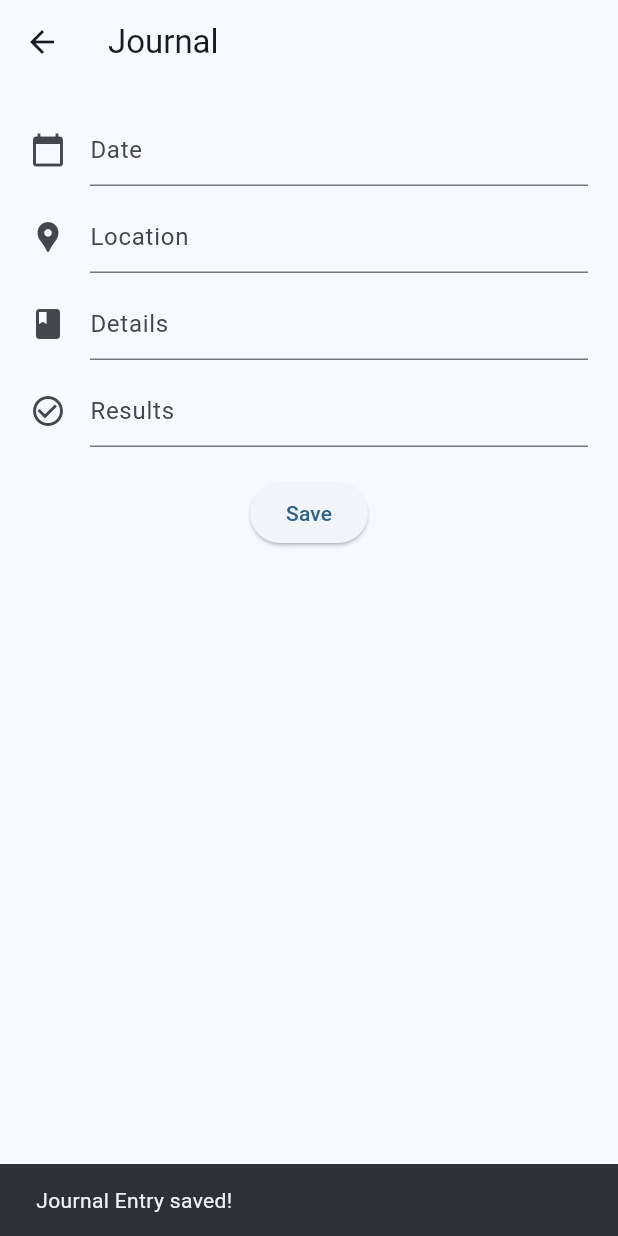
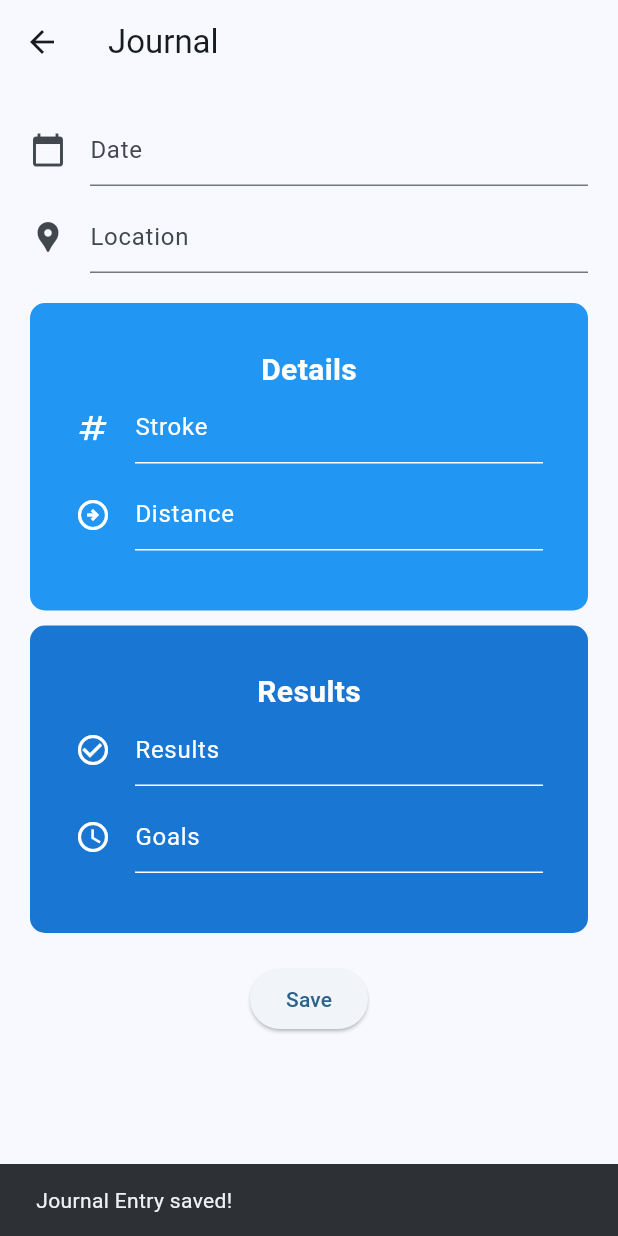
Before and after one commit to Makari0us/swim_z, a Flutter app: the LogPage screen opened directly, after a tap on "Save", on a phone screen of 412 x 824 dp. Run offline on Flutter 3.47's test engine with Material 2 defaults, Android fonts, the phone set to English and light mode, and no system bars; our stand-ins replace cloud_firestore, firebase_auth, firebase_core; accounts and stored records are empty; statements that could not run were skipped.

Commit message:
Updated Journal Page

```diff
--- a/lib/log_page.dart
+++ b/lib/log_page.dart
@@ -1,3 +1,5 @@
+// ignore_for_file: prefer_const_constructors
+
 import 'package:cloud_firestore/cloud_firestore.dart';
 import 'package:firebase_auth/firebase_auth.dart';
 import 'package:flutter/material.dart';
@@ -13,8 +15,16 @@ class LogPage extends StatefulWidget {
 class _LogPageState extends State<LogPage> {
   final TextEditingController _dateController = TextEditingController();
   final TextEditingController _locationController = TextEditingController();
-  final TextEditingController _detailsController = TextEditingController();
+  // final TextEditingController _detailsController = TextEditingController();
+
+  // Details
+  final TextEditingController _strokeController = TextEditingController();
+  final TextEditingController _distanceController = TextEditingController();
+
+  //Results
   final TextEditingController _resultsController = TextEditingController();
+  final TextEditingController _goalsController = TextEditingController();
+
   late User _currentUser;
 
   void _getCurrentUser() async {
@@ -39,15 +49,23 @@ class _LogPageState extends State<LogPage> {
       await collectionReference.doc(_dateController.text).set({
         'Date': _dateController.text.trim(),
         'Location': _locationController.text.trim(),
-        'Details': _detailsController.text.trim(),
-        'Result': _resultsController.text.trim(),
+        // 'Details': _detailsController.text.trim(),
+        'Strokes': _strokeController.text.trim(),
+        'Distance': _distanceController.text.trim(),
+
+        'Results': _resultsController.text.trim(),
+        'Goals': _goalsController.text.trim(),
       });
 
       // Clear input fields after saving
       _dateController.clear();
       _locationController.clear();
-      _detailsController.clear();
+      // _detailsController.clear();
+      _strokeController.clear();
+      _distanceController.clear();
+
       _resultsController.clear();
+      _goalsController.clear();
 
       ScaffoldMessenger.of(context).showSnackBar(
         SnackBar(
@@ -69,7 +87,7 @@ class _LogPageState extends State<LogPage> {
       appBar: AppBar(
         title: Text("Journal"),
       ),
-      body: Padding(
+      body: SingleChildScrollView(
         padding: EdgeInsets.all(20.0),
         child: Column(
           children: [
@@ -113,20 +131,129 @@ class _LogPageState extends State<LogPage> {
                 hintText: 'Location',
               ),
             ),
-            SizedBox(height: 10.0),
+            SizedBox(height: 20.0),
+            // TextField(
+            //   controller: _detailsController,
+            //   decoration: InputDecoration(
+            //     icon: Icon(Icons.book_rounded),
+            //     hintText: 'Details',
+            //   ),
+            // ),
+            // Put Details Section Here (Strokes, Distance, etc.)
+            Container(
+              decoration: BoxDecoration(
+                color: Colors.blue,
+                borderRadius: BorderRadius.circular(10.0),
+              ),
+              padding: EdgeInsets.all(30.0),
+              child: Column(
+                children: [
+                  Text(
+                    'Details',
+                    style: TextStyle(
+                      fontWeight: FontWeight.bold,
+                      color: Colors.white,
+                      fontSize: 20.0,
+                    ),
+                  ),
                   TextField(
-              controller: _detailsController,
+                    controller: _strokeController,
+                    style: TextStyle(color: Colors.white),
                     decoration: InputDecoration(
-                icon: Icon(Icons.book_rounded),
-                hintText: 'Details',
+                      icon: Icon(
+                        Icons.numbers_outlined,
+                        color: Colors.white,
+                      ),
+                      hintText: 'Stroke',
+                      hintStyle: TextStyle(color: Colors.white),
+                      enabledBorder: UnderlineInputBorder(
+                        borderSide: BorderSide(
+                          color: Colors.white,
+                        ),
+                      ),
                     ),
                   ),
                   SizedBox(height: 10.0),
                   TextField(
+                    controller: _distanceController,
+                    style: TextStyle(color: Colors.white),
+                    decoration: InputDecoration(
+                      icon: Icon(
+                        Icons.arrow_circle_right_outlined,
+                        color: Colors.white,
+                      ),
+                      hintText: 'Distance',
+                      hintStyle: TextStyle(
+                        color: Colors.white,
+                      ),
+                      enabledBorder: UnderlineInputBorder(
+                        borderSide: BorderSide(
+                          color: Colors.white,
+                        ),
+                      ),
+                    ),
+                  ),
+                  SizedBox(height: 10.0),
+                ],
+              ),
+            ),
+            SizedBox(height: 10.0),
+
+            Container(
+              decoration: BoxDecoration(
+                color: Colors.blue[700],
+                borderRadius: BorderRadius.circular(10.0),
+              ),
+              padding: EdgeInsets.all(30.0),
+              child: Column(
+                children: [
+                  Text(
+                    'Results',
+                    style: TextStyle(
+                      fontWeight: FontWeight.bold,
+                      color: Colors.white,
+                      fontSize: 20.0,
+                    ),
+                  ),
+                  TextField(
                     controller: _resultsController,
+                    style: TextStyle(color: Colors.white),
                     decoration: InputDecoration(
-                icon: Icon(Icons.check_circle_outline),
+                      icon: Icon(
+                        Icons.check_circle_outline,
+                        color: Colors.white,
+                      ),
                       hintText: 'Results',
+                      hintStyle: TextStyle(color: Colors.white),
+                      enabledBorder: UnderlineInputBorder(
+                        borderSide: BorderSide(
+                          color: Colors.white,
+                        ),
+                      ),
+                    ),
+                  ),
+                  SizedBox(height: 10.0),
+                  TextField(
+                    controller: _goalsController,
+                    style: TextStyle(color: Colors.white),
+                    decoration: InputDecoration(
+                      icon: Icon(
+                        Icons.access_time,
+                        color: Colors.white,
+                      ),
+                      hintText: 'Goals',
+                      hintStyle: TextStyle(
+                        color: Colors.white,
+                      ),
+                      enabledBorder: UnderlineInputBorder(
+                        borderSide: BorderSide(
+                          color: Colors.white,
+                        ),
+                      ),
+                    ),
+                  ),
+                  SizedBox(height: 10.0),
+                ],
               ),
             ),
             SizedBox(height: 20.0),
```
Lines whose indentation alone changed are shown as unchanged.
